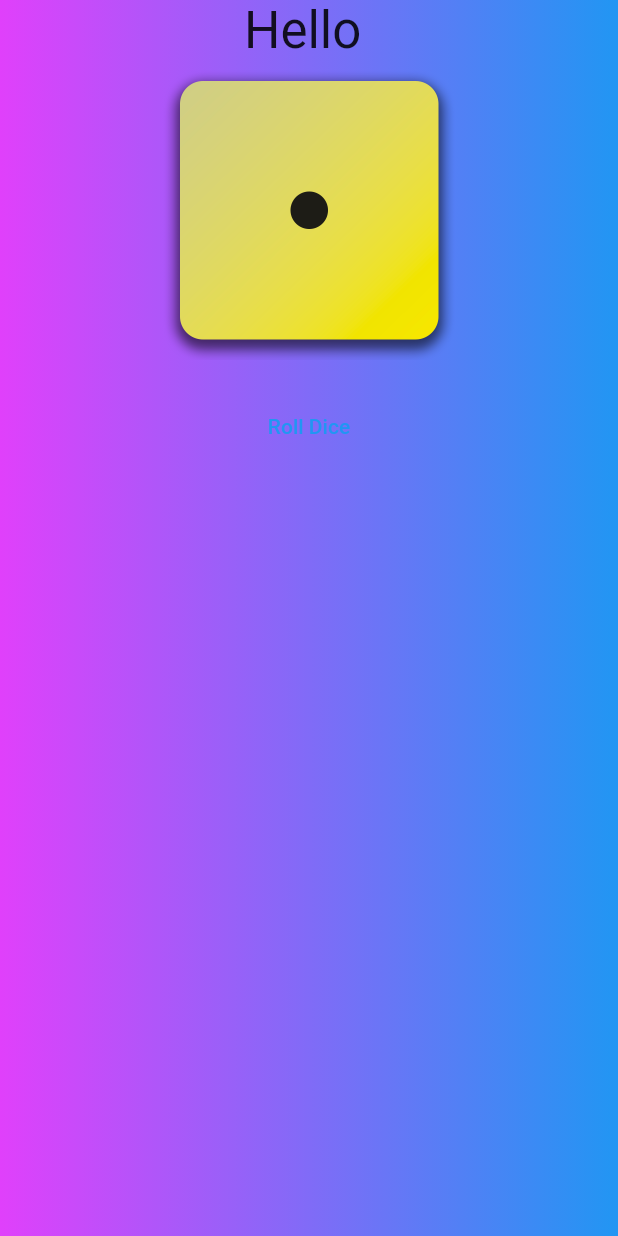
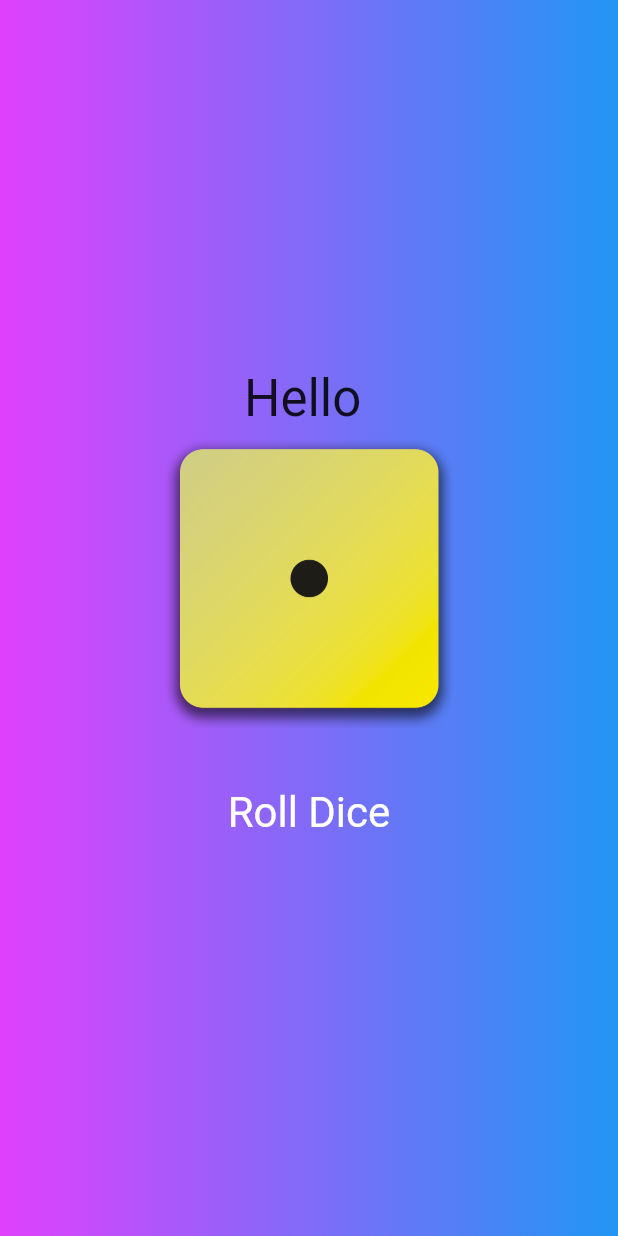
Before and after one commit to RAHUL573769/FlutterBasics, a Flutter app: the screen it shows after launch, on a phone screen of 412 x 824 dp. Run offline on Flutter 3.47's test engine with Material 2 defaults, Android fonts, the phone set to English and light mode, and no system bars.

Commit message:
button style commit

```diff
--- a/lib/main.dart
+++ b/lib/main.dart
@@ -23,6 +23,7 @@ class GradientColor extends StatelessWidget {
       // child: TextWidget('Hello '),
       child: Center(
         child: Column(
+          mainAxisSize: MainAxisSize.min,
           children: [
             TextWidget('Hello '),
             const ImageWidget(),
@@ -31,7 +32,12 @@ class GradientColor extends StatelessWidget {
             ),
             TextButton(
               onPressed: () => {},
-              child: Text("Roll Dice"),
+              style: TextButton.styleFrom(
+                padding: const EdgeInsets.all(20),
+                foregroundColor: Colors.white,
+                textStyle: const TextStyle(fontSize: 28),
+              ),
+              child: const Text("Roll Dice"),
             )
           ],
         ),
```
